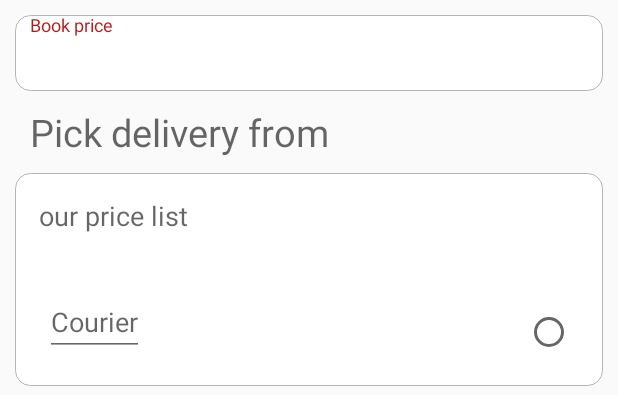
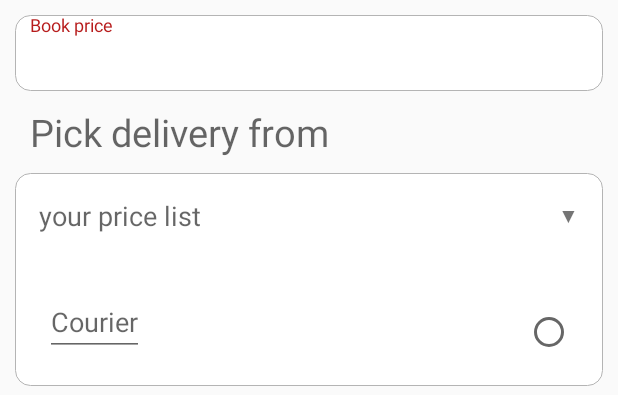
Before and after one commit to kaspychala/ReShelf-Shop, an Android app: the layout activity_add_book_payment.xml on its own in the app's theme, with its tools: preview values and no code run, on a phone screen of 412 x 824 dp. Shown: the top 395 px of the screen. Run offline under Robolectric (Android 15) with nearby library versions, the phone set to English and light mode, and no system bars; plain views replace ExpandableLayout.

Commit message:
Added animation in price and delivery.

```diff
--- a/app/src/main/res/layout/activity_add_book_payment.xml
+++ b/app/src/main/res/layout/activity_add_book_payment.xml
@@ -56,14 +56,41 @@
         android:layout_marginBottom="5dp">
 
 
-    <TextView
-        android:id="@+id/our_price_button"
-        style="@style/TextAppearance.AppCompat.Medium"
+        <LinearLayout
             android:layout_width="match_parent"
             android:layout_height="wrap_content"
+            android:id="@+id/our_price_layout"
+            style="@style/TextAppearance.AppCompat.Medium"
             android:foreground="?selectableItemBackground"
+            android:clickable="true"
             android:padding="16dp"
-        android:text="our price list" />
+            android:gravity="center_vertical">
+
+            <TextView
+                style="@style/TextAppearance.AppCompat.Medium"
+                android:layout_width="wrap_content"
+                android:layout_height="wrap_content"
+                android:gravity="left"
+                android:layout_weight="1"
+                android:text="your price list" />
+
+            <LinearLayout
+                android:layout_width="wrap_content"
+                android:layout_height="wrap_content"
+                android:gravity="right">
+
+                <TextView
+                    android:layout_width="wrap_content"
+                    android:layout_height="wrap_content"
+                    android:id="@+id/our_price_arrow"
+                    android:gravity="right"
+                    android:layout_weight="1"
+                    android:text="▼"/>
+
+
+            </LinearLayout>
+
+        </LinearLayout>
 
     <net.cachapa.expandablelayout.ExpandableLayout
         android:id="@+id/expandable_our_price"
@@ -128,12 +155,21 @@
                 android:layout_weight="1"
                 android:text="your price list" />
 
+            <LinearLayout
+                android:layout_width="wrap_content"
+                android:layout_height="wrap_content"
+                android:gravity="right">
+
                 <TextView
                     android:layout_width="wrap_content"
                     android:layout_height="wrap_content"
+                    android:id="@+id/your_price_arrow"
                     android:gravity="right"
                     android:layout_weight="1"
                     android:text="▼"/>
+
+
+            </LinearLayout>
 
         </LinearLayout>
 
```
Also changed, not shown: app/src/main/java/com/apps/kasper/reshelf/StepFragment.java (+19 -2 lines). Lines whose indentation alone changed are shown as unchanged.
